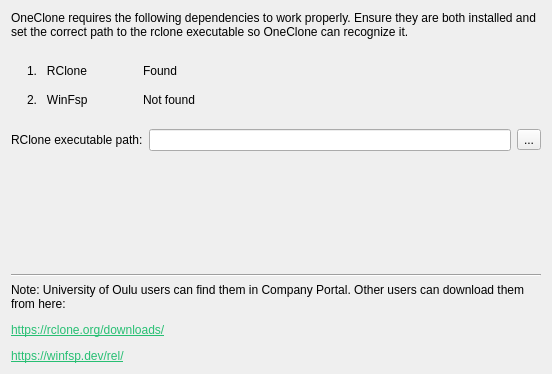
Before: the Qt Designer form src/wizard/SetupWizardPage1.ui in duri93/OneClone, drawn with Qt 5.
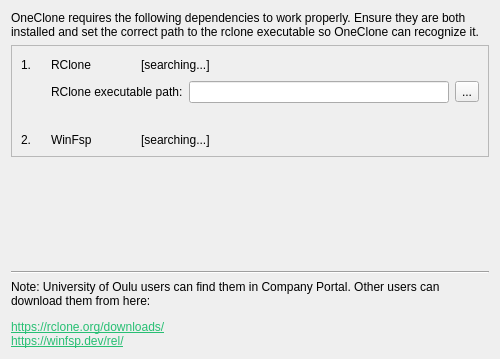
After: the same form once the commit is applied. Icons and pictures are not drawn.

What changed in the file:
```diff
--- a/src/wizard/SetupWizardPage1.ui
+++ b/src/wizard/SetupWizardPage1.ui
@@ -6,8 +6,8 @@
    <rect>
     <x>0</x>
     <y>0</y>
-    <width>552</width>
-    <height>374</height>
+    <width>500</width>
+    <height>359</height>
    </rect>
   </property>
   <property name="windowTitle">
@@ -25,71 +25,25 @@
     </widget>
    </item>
    <item>
+    <widget class="QFrame" name="frame">
+     <property name="frameShape">
+      <enum>QFrame::Shape::StyledPanel</enum>
+     </property>
+     <property name="frameShadow">
+      <enum>QFrame::Shadow::Raised</enum>
+     </property>
     <layout class="QGridLayout" name="gridLayout">
-     <property name="leftMargin">
-      <number>16</number>
-     </property>
-     <property name="topMargin">
-      <number>16</number>
-     </property>
-     <property name="rightMargin">
-      <number>16</number>
-     </property>
-     <property name="bottomMargin">
-      <number>16</number>
-     </property>
-     <property name="spacing">
-      <number>12</number>
-     </property>
-     <item row="1" column="3">
-      <widget class="QLabel" name="winfspIcon">
-       <property name="maximumSize">
-        <size>
-         <width>24</width>
-         <height>24</height>
-        </size>
-       </property>
+      <item row="0" column="0">
+       <widget class="QLabel" name="label">
        <property name="text">
-        <string/>
-       </property>
-       <property name="pixmap">
-        <pixmap resource="../../resources/resources.qrc">:/icons/success.svg</pixmap>
-       </property>
-       <property name="scaledContents">
-        <bool>true</bool>
+         <string>1.</string>
        </property>
       </widget>
      </item>
      <item row="0" column="1">
       <widget class="QLabel" name="rcloneLabel">
        <property name="text">
-        <string>1.   RClone</string>
-       </property>
-      </widget>
-     </item>
-     <item row="0" column="3">
-      <widget class="QLabel" name="rcloneIcon">
-       <property name="maximumSize">
-        <size>
-         <width>24</width>
-         <height>24</height>
-        </size>
-       </property>
-       <property name="text">
-        <string/>
-       </property>
-       <property name="pixmap">
-        <pixmap resource="../../resources/resources.qrc">:/icons/errored.svg</pixmap>
-       </property>
-       <property name="scaledContents">
-        <bool>true</bool>
-       </property>
-      </widget>
-     </item>
-     <item row="1" column="4">
-      <widget class="QLabel" name="winfspStatus">
-       <property name="text">
-        <string>Not found</string>
+         <string>RClone</string>
        </property>
       </widget>
      </item>
@@ -109,37 +63,47 @@
        </property>
       </spacer>
      </item>
-     <item row="1" column="1">
-      <widget class="QLabel" name="winfspLabel">
-       <property name="text">
-        <string>2.   WinFsp</string>
-       </property>
-      </widget>
-     </item>
-     <item row="0" column="5">
-      <spacer name="horizontalSpacer">
-       <property name="orientation">
-        <enum>Qt::Orientation::Horizontal</enum>
-       </property>
-       <property name="sizeHint" stdset="0">
+      <item row="0" column="3">
+       <widget class="QLabel" name="rcloneIcon">
+        <property name="maximumSize">
         <size>
-         <width>40</width>
-         <height>20</height>
-        </size>
-       </property>
-      </spacer>
+          <width>24</width>
+          <height>24</height>
+         </size>
+        </property>
+        <property name="text">
+         <string/>
+        </property>
+        <property name="scaledContents">
+         <bool>true</bool>
+        </property>
+       </widget>
      </item>
      <item row="0" column="4">
       <widget class="QLabel" name="rcloneStatus">
        <property name="text">
-        <string>Found</string>
+         <string>[searching...]</string>
        </property>
       </widget>
      </item>
-    </layout>
-   </item>
-   <item>
+      <item row="0" column="5">
+       <spacer name="horizontalSpacer">
+        <property name="orientation">
+         <enum>Qt::Orientation::Horizontal</enum>
+        </property>
+        <property name="sizeHint" stdset="0">
+         <size>
+          <width>225</width>
+          <height>20</height>
+         </size>
+        </property>
+       </spacer>
+      </item>
+      <item row="1" column="1" colspan="5">
     <layout class="QHBoxLayout" name="rclonePathLayout">
+        <property name="leftMargin">
+         <number>0</number>
+        </property>
      <item>
       <widget class="QLabel" name="rclonePathLabel">
        <property name="text">
@@ -159,6 +123,62 @@
      </item>
     </layout>
    </item>
+      <item row="2" column="0">
+       <spacer name="verticalSpacer_2">
+        <property name="orientation">
+         <enum>Qt::Orientation::Vertical</enum>
+        </property>
+        <property name="sizeType">
+         <enum>QSizePolicy::Policy::Fixed</enum>
+        </property>
+        <property name="sizeHint" stdset="0">
+         <size>
+          <width>24</width>
+          <height>24</height>
+         </size>
+        </property>
+       </spacer>
+      </item>
+      <item row="3" column="0">
+       <widget class="QLabel" name="label_2">
+        <property name="text">
+         <string>2.</string>
+        </property>
+       </widget>
+      </item>
+      <item row="3" column="1">
+       <widget class="QLabel" name="winfspLabel">
+        <property name="text">
+         <string>WinFsp</string>
+        </property>
+       </widget>
+      </item>
+      <item row="3" column="3">
+       <widget class="QLabel" name="winfspIcon">
+        <property name="maximumSize">
+         <size>
+          <width>24</width>
+          <height>24</height>
+         </size>
+        </property>
+        <property name="text">
+         <string/>
+        </property>
+        <property name="scaledContents">
+         <bool>true</bool>
+        </property>
+       </widget>
+      </item>
+      <item row="3" column="4">
+       <widget class="QLabel" name="winfspStatus">
+        <property name="text">
+         <string>[searching...]</string>
+        </property>
+       </widget>
+      </item>
+     </layout>
+    </widget>
+   </item>
    <item>
     <spacer name="verticalSpacer">
      <property name="orientation">
@@ -173,16 +193,19 @@
     </spacer>
    </item>
    <item>
-    <widget class="Line" name="line">
-     <property name="orientation">
-      <enum>Qt::Orientation::Horizontal</enum>
+    <widget class="QFrame" name="line">
+     <property name="frameShape">
+      <enum>QFrame::Shape::HLine</enum>
+     </property>
+     <property name="frameShadow">
+      <enum>QFrame::Shadow::Sunken</enum>
      </property>
     </widget>
    </item>
    <item>
     <widget class="QLabel" name="noteLabel">
      <property name="text">
-      <string>&lt;html&gt;&lt;head/&gt;&lt;body&gt;&lt;p&gt;Note: University of Oulu users can find them in Company Portal. Other users can download them from here:&lt;/p&gt;&lt;p&gt;&lt;a href=&quot;https://rclone.org/downloads/&quot;&gt;&lt;span style=&quot; text-decoration: underline; color:#27bf73;&quot;&gt;https://rclone.org/downloads/&lt;/span&gt;&lt;/a&gt;&lt;/p&gt;&lt;p&gt;&lt;a href=&quot;https://winfsp.dev/rel/&quot;&gt;&lt;span style=&quot; text-decoration: underline; color:#27bf73;&quot;&gt;https://winfsp.dev/rel/&lt;/span&gt;&lt;/a&gt;&lt;/p&gt;&lt;/body&gt;&lt;/html&gt;</string>
+      <string>&lt;html&gt;&lt;head/&gt;&lt;body&gt;&lt;p&gt;Note: University of Oulu users can find them in Company Portal. Other users can download them from here:&lt;/p&gt;&lt;p&gt;&lt;a href=&quot;https://rclone.org/downloads/&quot;&gt;&lt;span style=&quot; text-decoration: underline; color:#27bf73;&quot;&gt;https://rclone.org/downloads/&lt;/span&gt;&lt;/a&gt;&lt;br&gt;&lt;a href=&quot;https://winfsp.dev/rel/&quot;&gt;&lt;span style=&quot; text-decoration: underline; color:#27bf73;&quot;&gt;https://winfsp.dev/rel/&lt;/span&gt;&lt;/a&gt;&lt;/p&gt;&lt;/body&gt;&lt;/html&gt;</string>
      </property>
      <property name="wordWrap">
       <bool>true</bool>
```
Left out of the diff: 6 changed lines with no effect on the pictures. Lines whose indentation alone changed are shown as unchanged.
